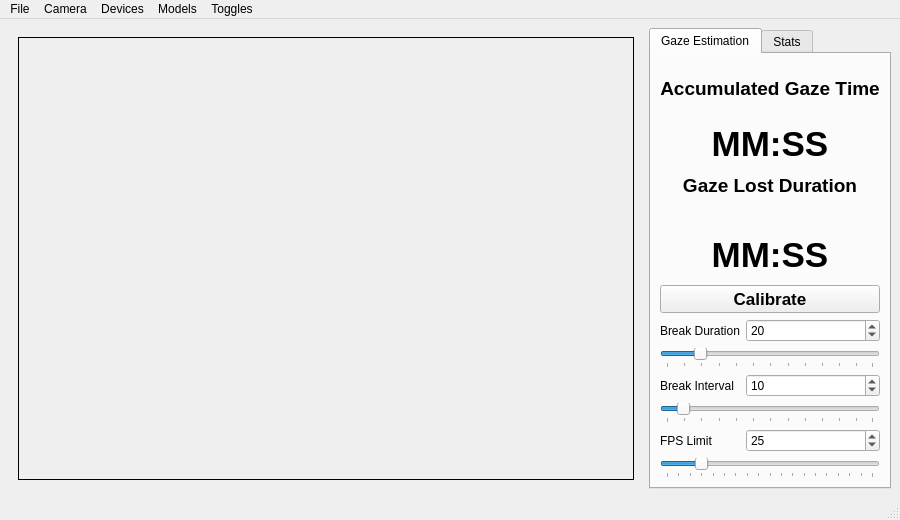
Old version of the form src/app/mainwindow.ui in the repository inbasperu/VisionGuard.
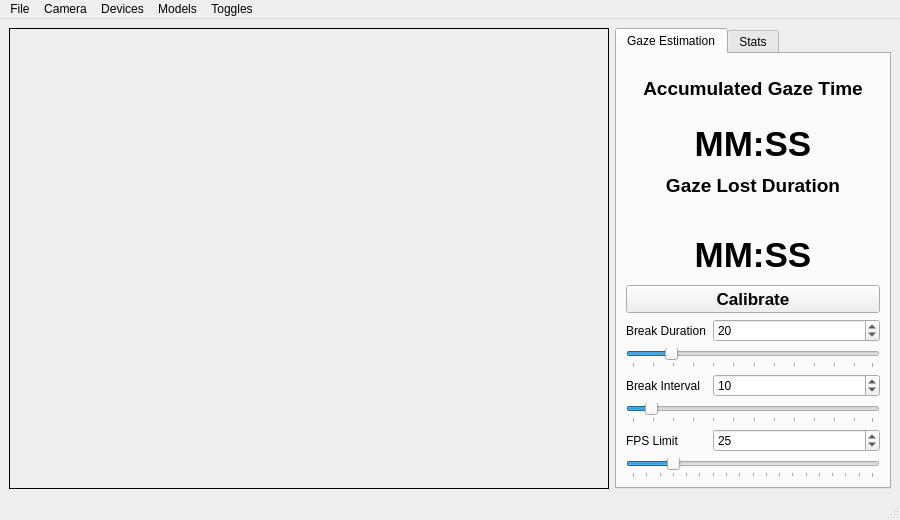
New version of the form.

Commit message: fix sizing of mainwindow

```diff
--- a/src/app/mainwindow.ui
+++ b/src/app/mainwindow.ui
@@ -10,103 +10,37 @@
     <height>520</height>
    </rect>
   </property>
+  <property name="minimumSize">
+   <size>
+    <width>900</width>
+    <height>520</height>
+   </size>
+  </property>
+  <property name="maximumSize">
+   <size>
+    <width>900</width>
+    <height>520</height>
+   </size>
+  </property>
   <property name="windowTitle">
    <string>Camera</string>
   </property>
   <widget class="QWidget" name="centralwidget">
-   <layout class="QGridLayout" name="gridLayout_3">
-    <item row="1" column="0">
-     <widget class="QStackedWidget" name="stackedWidget">
-      <property name="sizePolicy">
-       <sizepolicy hsizetype="Preferred" vsizetype="Preferred">
-        <horstretch>1</horstretch>
-        <verstretch>0</verstretch>
-       </sizepolicy>
-      </property>
-      <property name="palette">
-       <palette>
-        <active>
-         <colorrole role="Base">
-          <brush brushstyle="SolidPattern">
-           <color alpha="255">
-            <red>255</red>
-            <green>255</green>
-            <blue>255</blue>
-           </color>
-          </brush>
-         </colorrole>
-         <colorrole role="Window">
-          <brush brushstyle="SolidPattern">
-           <color alpha="255">
-            <red>145</red>
-            <green>145</green>
-            <blue>145</blue>
-           </color>
-          </brush>
-         </colorrole>
-        </active>
-        <inactive>
-         <colorrole role="Base">
-          <brush brushstyle="SolidPattern">
-           <color alpha="255">
-            <red>255</red>
-            <green>255</green>
-            <blue>255</blue>
-           </color>
-          </brush>
-         </colorrole>
-         <colorrole role="Window">
-          <brush brushstyle="SolidPattern">
-           <color alpha="255">
-            <red>145</red>
-            <green>145</green>
-            <blue>145</blue>
-           </color>
-          </brush>
-         </colorrole>
-        </inactive>
-        <disabled>
-         <colorrole role="Base">
-          <brush brushstyle="SolidPattern">
-           <color alpha="255">
-            <red>145</red>
-            <green>145</green>
-            <blue>145</blue>
-           </color>
-          </brush>
-         </colorrole>
-         <colorrole role="Window">
-          <brush brushstyle="SolidPattern">
-           <color alpha="255">
-            <red>145</red>
-            <green>145</green>
-            <blue>145</blue>
-           </color>
-          </brush>
-         </colorrole>
-        </disabled>
-       </palette>
-      </property>
-      <property name="currentIndex">
-       <number>1</number>
-      </property>
-      <widget class="QWidget" name="viewfinderPage">
-       <layout class="QGridLayout" name="gridLayout_5"/>
-      </widget>
-      <widget class="QWidget" name="previewPage">
-       <layout class="QGridLayout" name="gridLayout_4">
-        <item row="0" column="1">
+   <layout class="QHBoxLayout" name="horizontalLayout">
+    <item>
+     <layout class="QGridLayout" name="gridLayout_5">
+      <item row="0" column="0">
          <widget class="QLabel" name="lastImagePreviewLabel">
           <property name="sizePolicy">
-           <sizepolicy hsizetype="MinimumExpanding" vsizetype="MinimumExpanding">
+         <sizepolicy hsizetype="Expanding" vsizetype="Expanding">
             <horstretch>0</horstretch>
             <verstretch>0</verstretch>
            </sizepolicy>
           </property>
-          <property name="maximumSize">
+        <property name="minimumSize">
            <size>
-            <width>1920</width>
-            <height>1080</height>
+          <width>600</width>
+          <height>400</height>
            </size>
           </property>
           <property name="frameShape">
@@ -115,13 +49,14 @@
           <property name="text">
            <string/>
           </property>
+        <property name="alignment">
+         <set>Qt::AlignCenter</set>
+        </property>
          </widget>
         </item>
        </layout>
-      </widget>
-     </widget>
     </item>
-    <item row="1" column="1">
+    <item>
      <widget class="QTabWidget" name="captureWidget">
       <property name="enabled">
        <bool>true</bool>
```
Lines whose indentation alone changed are shown as unchanged. The commit also changes 2 other files.
